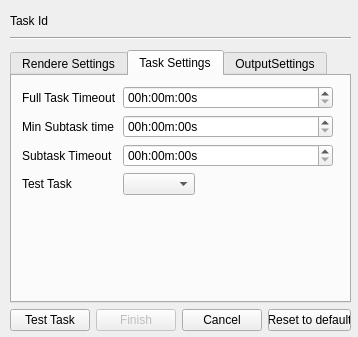
First picture: the form in poc/golemPy/examples/gnr/ui/NewTaskDialog.ui, repository golemfactory/clay, before the edit.
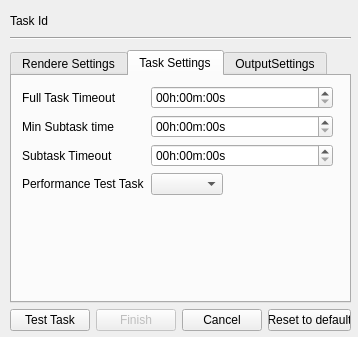
Second picture: the form after the edit. The open tabs and pages were chosen to show the change.

```diff
--- a/poc/golemPy/examples/gnr/ui/NewTaskDialog.ui
+++ b/poc/golemPy/examples/gnr/ui/NewTaskDialog.ui
@@ -163,7 +163,7 @@
          <item row="3" column="0">
           <widget class="QLabel" name="label_8">
            <property name="text">
-            <string>Test Task</string>
+            <string>Performance Test Task</string>
            </property>
           </widget>
          </item>
```
